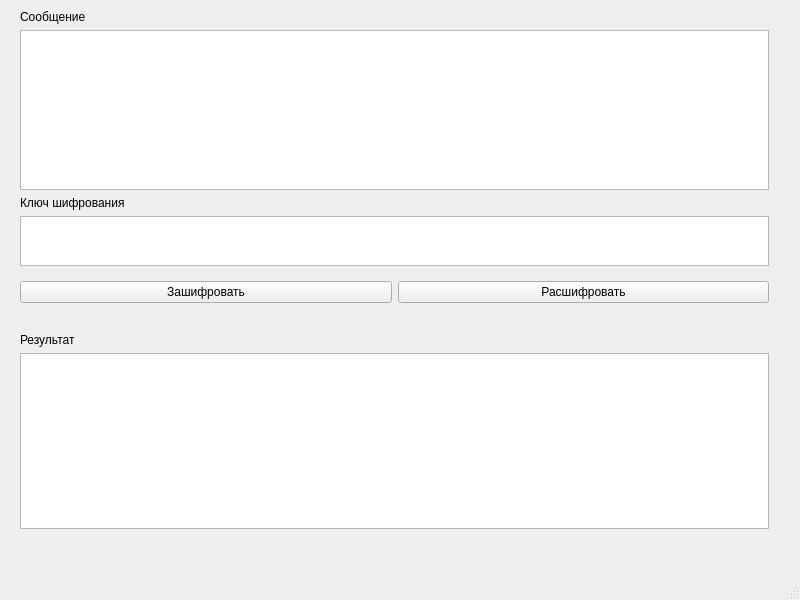
Old version of the form mainwindow.ui in the repository ilkol/crypto.
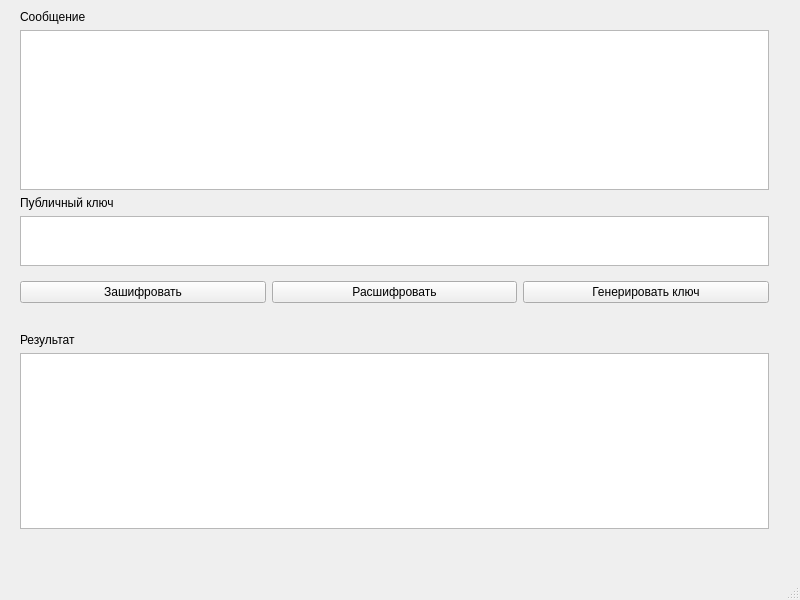
New version of the form.

Patch:
```diff
--- a/mainwindow.ui
+++ b/mainwindow.ui
@@ -48,7 +48,7 @@
      <item>
       <widget class="QLabel" name="labelKey">
        <property name="text">
-        <string>Ключ шифрования</string>
+        <string>Публичный ключ</string>
        </property>
       </widget>
      </item>
@@ -97,6 +97,13 @@
          </property>
         </widget>
        </item>
+       <item>
+        <widget class="QPushButton" name="pushButtonGenerateKey">
+         <property name="text">
+          <string>Генерировать ключ</string>
+         </property>
+        </widget>
+       </item>
       </layout>
      </item>
      <item>
```
Left out of the diff: 3 changed lines with no effect on the pictures.
